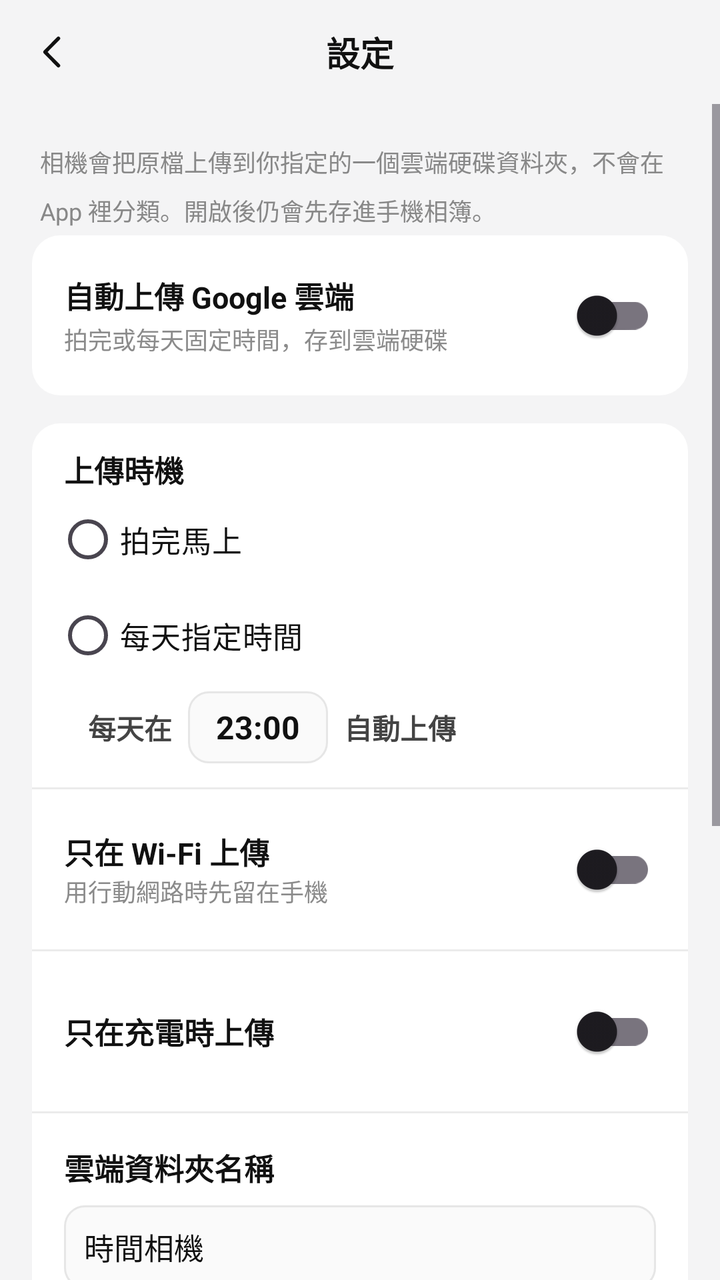
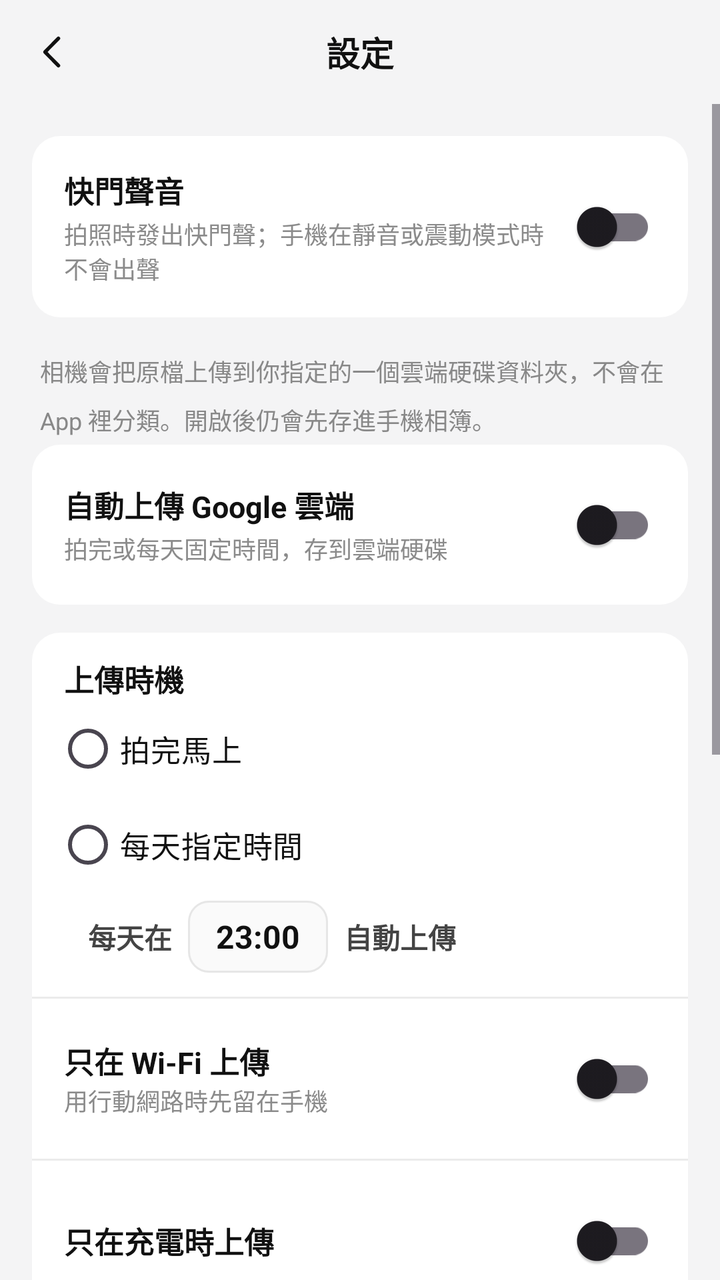

Compare the two renders of this Android layout. The source of the first and the diff that turns it into the second are given below.
<!-- AndroidManifest.xml: activity theme SettingsTheme -->
<!-- res/layout/activity_settings.xml -->
<?xml version="1.0" encoding="utf-8"?>
<LinearLayout xmlns:android="http://schemas.android.com/apk/res/android"
    android:id="@+id/settingsRoot" android:layout_width="match_parent" android:layout_height="match_parent"
    android:orientation="vertical" android:background="#F4F4F5">
    <LinearLayout android:id="@+id/settingsTop" android:layout_width="match_parent" android:layout_height="wrap_content"
        android:orientation="vertical" android:background="#F4F4F5">
        <LinearLayout android:layout_width="match_parent" android:layout_height="52dp" android:gravity="center_vertical">
            <ImageButton android:id="@+id/btnBack" android:layout_width="44dp" android:layout_height="44dp"
                android:layout_marginStart="4dp" android:background="?attr/selectableItemBackgroundBorderless"
                android:src="@drawable/ic_back" android:contentDescription="返回" android:padding="10dp"/>
            <TextView android:layout_width="0dp" android:layout_height="wrap_content" android:layout_weight="1"
                android:gravity="center" android:text="設定" android:textStyle="bold" android:textSize="17sp" android:textColor="#111"/>
            <View android:layout_width="44dp" android:layout_height="44dp" android:layout_marginEnd="4dp"/>
        </LinearLayout>
    </LinearLayout>
    <ScrollView android:layout_width="match_parent" android:layout_height="0dp" android:layout_weight="1">
        <LinearLayout android:layout_width="match_parent" android:layout_height="wrap_content"
            android:orientation="vertical" android:padding="16dp" android:paddingBottom="32dp">
            <TextView android:layout_width="match_parent" android:layout_height="wrap_content"
                android:text="相機會把原檔上傳到你指定的一個雲端硬碟資料夾，不會在 App 裡分類。開啟後仍會先存進手機相簿。"
                android:textSize="12sp" android:textColor="#888888" android:lineSpacingMultiplier="1.4" android:padding="4dp" android:paddingBottom="12dp"/>

            <LinearLayout style="@style/SettingsCard">
                <LinearLayout android:layout_width="match_parent" android:layout_height="wrap_content"
                    android:gravity="center_vertical" android:padding="16dp">
                    <LinearLayout android:layout_width="0dp" android:layout_height="wrap_content" android:layout_weight="1" android:orientation="vertical">
                        <TextView android:layout_width="wrap_content" android:layout_height="wrap_content" android:text="自動上傳 Google 雲端" android:textStyle="bold" android:textSize="15sp" android:textColor="#111"/>
                        <TextView android:layout_width="wrap_content" android:layout_height="wrap_content" android:text="拍完或每天固定時間，存到雲端硬碟" android:textSize="12sp" android:textColor="#8B8B8B" android:layout_marginTop="2dp"/>
                    </LinearLayout>
                    <androidx.appcompat.widget.SwitchCompat android:id="@+id/swUpload" android:layout_width="wrap_content" android:layout_height="wrap_content"/>
                </LinearLayout>
            </LinearLayout>

            <LinearLayout android:id="@+id/uploadOpts" style="@style/SettingsCard">
                <TextView android:layout_width="wrap_content" android:layout_height="wrap_content" android:text="上傳時機" android:textStyle="bold" android:textSize="15sp" android:textColor="#111" android:paddingStart="16dp" android:paddingTop="12dp"/>
                <RadioGroup android:id="@+id/whenGroup" android:layout_width="match_parent" android:layout_height="wrap_content" android:paddingStart="12dp" android:paddingEnd="16dp" android:paddingBottom="4dp">
                    <RadioButton android:id="@+id/whenImmediate" android:layout_width="match_parent" android:layout_height="wrap_content" android:text="拍完馬上" android:textSize="15sp" android:textColor="#111"/>
                    <RadioButton android:id="@+id/whenDaily" android:layout_width="match_parent" android:layout_height="wrap_content" android:text="每天指定時間" android:textSize="15sp" android:textColor="#111"/>
                </RadioGroup>
                <LinearLayout android:id="@+id/timeRow" android:layout_width="match_parent" android:layout_height="wrap_content"
                    android:gravity="center_vertical" android:paddingStart="28dp" android:paddingEnd="16dp" android:paddingBottom="12dp">
                    <TextView android:layout_width="wrap_content" android:layout_height="wrap_content" android:text="每天在" android:textSize="14sp" android:textColor="#444" android:textStyle="bold"/>
                    <TextView android:id="@+id/btnTime" android:layout_width="wrap_content" android:layout_height="36dp"
                        android:layout_marginStart="8dp" android:layout_marginEnd="8dp" android:gravity="center"
                        android:background="@drawable/field_light" android:paddingStart="14dp" android:paddingEnd="14dp"
                        android:text="23:00" android:textStyle="bold" android:textSize="16sp" android:textColor="#111" android:fontFeatureSettings="tnum"/>
                    <TextView android:layout_width="wrap_content" android:layout_height="wrap_content" android:text="自動上傳" android:textSize="14sp" android:textColor="#444" android:textStyle="bold"/>
                </LinearLayout>
                <View android:layout_width="match_parent" android:layout_height="1dp" android:background="#EBEBEB"/>
                <LinearLayout android:layout_width="match_parent" android:layout_height="wrap_content" android:gravity="center_vertical" android:padding="16dp">
                    <LinearLayout android:layout_width="0dp" android:layout_height="wrap_content" android:layout_weight="1" android:orientation="vertical">
                        <TextView android:layout_width="wrap_content" android:layout_height="wrap_content" android:text="只在 Wi‑Fi 上傳" android:textStyle="bold" android:textSize="15sp" android:textColor="#111"/>
                        <TextView android:layout_width="wrap_content" android:layout_height="wrap_content" android:text="用行動網路時先留在手機" android:textSize="12sp" android:textColor="#8B8B8B"/>
                    </LinearLayout>
                    <androidx.appcompat.widget.SwitchCompat android:id="@+id/swWifi" android:layout_width="wrap_content" android:layout_height="wrap_content"/>
                </LinearLayout>
                <View android:layout_width="match_parent" android:layout_height="1dp" android:background="#EBEBEB"/>
                <LinearLayout android:layout_width="match_parent" android:layout_height="wrap_content" android:gravity="center_vertical" android:padding="16dp">
                    <TextView android:layout_width="0dp" android:layout_height="wrap_content" android:layout_weight="1" android:text="只在充電時上傳" android:textStyle="bold" android:textSize="15sp" android:textColor="#111"/>
                    <androidx.appcompat.widget.SwitchCompat android:id="@+id/swCharge" android:layout_width="wrap_content" android:layout_height="wrap_content"/>
                </LinearLayout>
                <View android:layout_width="match_parent" android:layout_height="1dp" android:background="#EBEBEB"/>
                <LinearLayout android:layout_width="match_parent" android:layout_height="wrap_content" android:orientation="vertical" android:padding="16dp">
                    <TextView android:layout_width="wrap_content" android:layout_height="wrap_content" android:text="雲端資料夾名稱" android:textStyle="bold" android:textSize="15sp" android:textColor="#111"/>
                    <EditText android:id="@+id/fFolder" android:layout_width="match_parent" android:layout_height="wrap_content"
                        android:layout_marginTop="8dp" android:background="@drawable/field_light" android:padding="10dp"
                        android:text="時間相機" android:maxLines="1" android:inputType="text" android:textSize="15sp" android:textColor="#111"/>
                </LinearLayout>
            </LinearLayout>

            <LinearLayout style="@style/SettingsCard" android:orientation="vertical" android:padding="16dp">
                <TextView android:id="@+id/acctLabel" android:layout_width="match_parent" android:layout_height="wrap_content"
                    android:text="尚未連結 Google 帳號" android:textStyle="bold" android:textSize="15sp" android:textColor="#111"/>
                <TextView android:id="@+id/acctSub" android:layout_width="match_parent" android:layout_height="wrap_content"
                    android:layout_marginTop="2dp" android:text="連結後才會上傳到雲端硬碟" android:textSize="12sp" android:textColor="#8B8B8B"/>
                <LinearLayout android:layout_width="match_parent" android:layout_height="wrap_content" android:layout_marginTop="12dp">
                    <TextView android:id="@+id/btnConnect" android:layout_width="0dp" android:layout_height="44dp" android:layout_weight="1"
                        android:gravity="center" android:background="@drawable/done_dark" android:text="連結 Google 帳號"
                        android:textColor="#FFF" android:textStyle="bold" android:textSize="14sp"/>
                    <TextView android:id="@+id/btnDisconnect" android:layout_width="wrap_content" android:layout_height="44dp"
                        android:layout_marginStart="8dp" android:gravity="center" android:paddingStart="12dp" android:paddingEnd="12dp"
                        android:text="中斷" android:textColor="#C0392B" android:textStyle="bold" android:textSize="14sp" android:visibility="gone"/>
                </LinearLayout>
            </LinearLayout>

            <LinearLayout style="@style/SettingsCard" android:orientation="vertical" android:padding="16dp">
                <TextView android:id="@+id/stPending" android:layout_width="match_parent" android:layout_height="wrap_content"
                    android:text="待上傳 0 張" android:textStyle="bold" android:textSize="15sp" android:textColor="#111"/>
                <TextView android:id="@+id/stLast" android:layout_width="match_parent" android:layout_height="wrap_content"
                    android:layout_marginTop="4dp" android:text="尚未上傳" android:textSize="13sp" android:textColor="#8B8B8B"/>
                <TextView android:id="@+id/stError" android:layout_width="match_parent" android:layout_height="wrap_content"
                    android:layout_marginTop="4dp" android:text="" android:textSize="13sp" android:textColor="#C0392B" android:visibility="gone"/>
                <TextView android:id="@+id/btnUploadNow" android:layout_width="match_parent" android:layout_height="44dp"
                    android:layout_marginTop="12dp" android:gravity="center" android:background="@drawable/done_dark"
                    android:text="立即上傳" android:textColor="#FFF" android:textStyle="bold" android:textSize="14sp"/>
            </LinearLayout>

            <TextView android:layout_width="match_parent" android:layout_height="wrap_content"
                android:gravity="center" android:paddingTop="12dp" android:text="時間相機 1.2.0" android:textSize="11sp" android:textColor="#AAAAAA"/>
        </LinearLayout>
    </ScrollView>
</LinearLayout>
<!-- resources referenced by this layout -->
<resources>
  <!-- drawable done_dark (drawable) -->
  <?xml version="1.0" encoding="utf-8"?>
  <shape xmlns:android="http://schemas.android.com/apk/res/android" android:shape="rectangle">
      <solid android:color="#FF111111"/>
      <corners android:radius="16dp"/>
  </shape>
  <!-- drawable field_light (drawable) -->
  <?xml version="1.0" encoding="utf-8"?>
  <shape xmlns:android="http://schemas.android.com/apk/res/android" android:shape="rectangle">
      <solid android:color="#FFFAFAFA"/>
      <stroke android:width="1dp" android:color="#FFE6E6E6"/>
      <corners android:radius="10dp"/>
  </shape>
  <!-- drawable ic_back (drawable) -->
  <?xml version="1.0" encoding="utf-8"?>
  <vector xmlns:android="http://schemas.android.com/apk/res/android" android:width="24dp" android:height="24dp" android:viewportWidth="24" android:viewportHeight="24">
      <path android:pathData="M15.2,5.2L8.5,12l6.7,6.8" android:strokeColor="#FF111111" android:strokeWidth="1.8" android:strokeLineCap="round" android:strokeLineJoin="round" android:fillColor="#00000000"/>
  </vector>
  <style name="SettingsCard">
          <item name="android:layout_width">match_parent</item>
          <item name="android:layout_height">wrap_content</item>
          <item name="android:orientation">vertical</item>
          <item name="android:background">@drawable/settings_card</item>
          <item name="android:layout_marginBottom">14dp</item>
      </style>
  <style name="SettingsTheme" parent="AppTheme">
          <item name="android:windowBackground">#F4F4F5</item>
      </style>
  <!-- drawable settings_card (drawable) -->
  <?xml version="1.0" encoding="utf-8"?>
  <shape xmlns:android="http://schemas.android.com/apk/res/android" android:shape="rectangle">
      <solid android:color="#FFFFFFFF"/>
      <corners android:radius="14dp"/>
  </shape>
  <style name="AppTheme" parent="Theme.Material3.Light.NoActionBar">
          <item name="android:statusBarColor">@android:color/transparent</item>
          <item name="android:navigationBarColor">@android:color/transparent</item>
          <item name="android:windowBackground">@android:color/white</item>
          <item name="colorPrimary">#111111</item>
          <item name="colorAccent">#34C759</item>
          <item name="android:timePickerDialogTheme">@style/TimePickerTheme</item>
      </style>
  <style name="TimePickerTheme" parent="ThemeOverlay.Material3.MaterialCalendar">
          <item name="colorPrimary">#111111</item>
          <item name="android:windowBackground">@android:color/white</item>
      </style>
</resources>

<!-- the commit's change to res/layout/activity_settings.xml (unified diff, before → after) -->
@@ -14,8 +14,19 @@
         </LinearLayout>
     </LinearLayout>
     <ScrollView android:layout_width="match_parent" android:layout_height="0dp" android:layout_weight="1">
-        <LinearLayout android:layout_width="match_parent" android:layout_height="wrap_content"
+        <LinearLayout android:id="@+id/settingsBody" android:layout_width="match_parent" android:layout_height="wrap_content"
             android:orientation="vertical" android:padding="16dp" android:paddingBottom="32dp">
+            <LinearLayout style="@style/SettingsCard">
+                <LinearLayout android:layout_width="match_parent" android:layout_height="wrap_content"
+                    android:gravity="center_vertical" android:padding="16dp">
+                    <LinearLayout android:layout_width="0dp" android:layout_height="wrap_content" android:layout_weight="1" android:orientation="vertical">
+                        <TextView android:layout_width="wrap_content" android:layout_height="wrap_content" android:text="快門聲音" android:textStyle="bold" android:textSize="15sp" android:textColor="#111"/>
+                        <TextView android:layout_width="wrap_content" android:layout_height="wrap_content" android:text="拍照時發出快門聲；手機在靜音或震動模式時不會出聲" android:textSize="12sp" android:textColor="#8B8B8B" android:layout_marginTop="2dp"/>
+                    </LinearLayout>
+                    <androidx.appcompat.widget.SwitchCompat android:id="@+id/swShutterSound" android:layout_width="wrap_content" android:layout_height="wrap_content"/>
+                </LinearLayout>
+            </LinearLayout>
+
             <TextView android:layout_width="match_parent" android:layout_height="wrap_content"
                 android:text="相機會把原檔上傳到你指定的一個雲端硬碟資料夾，不會在 App 裡分類。開啟後仍會先存進手機相簿。"
                 android:textSize="12sp" android:textColor="#888888" android:lineSpacingMultiplier="1.4" android:padding="4dp" android:paddingBottom="12dp"/>
@@ -96,7 +107,7 @@
             </LinearLayout>
 
             <TextView android:layout_width="match_parent" android:layout_height="wrap_content"
-                android:gravity="center" android:paddingTop="12dp" android:text="時間相機 1.2.0" android:textSize="11sp" android:textColor="#AAAAAA"/>
+                android:gravity="center" android:paddingTop="12dp" android:text="時間相機 1.3.0" android:textSize="11sp" android:textColor="#AAAAAA"/>
         </LinearLayout>
     </ScrollView>
 </LinearLayout>
